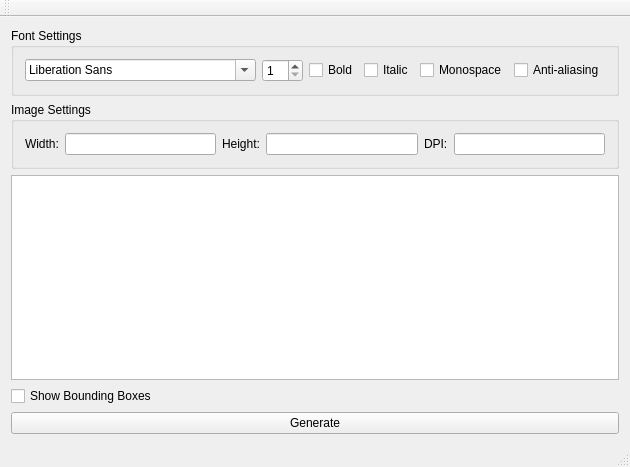
Old version of the form mainwindow.ui in the repository JinpengLI/tesseract-trainer.
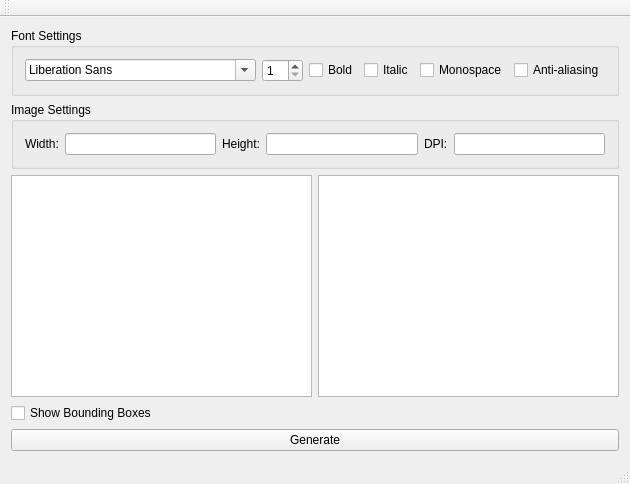
New version of the form.

What changed in the file:
```diff
--- a/mainwindow.ui
+++ b/mainwindow.ui
@@ -7,7 +7,7 @@
     <x>0</x>
     <y>0</y>
     <width>555</width>
-    <height>467</height>
+    <height>484</height>
    </rect>
   </property>
   <property name="windowTitle">
@@ -102,7 +102,14 @@
      </widget>
     </item>
     <item>
-     <widget class="QPlainTextEdit" name="plainTextEdit"/>
+     <layout class="QHBoxLayout" name="horizontalLayout_3">
+      <item>
+       <widget class="QPlainTextEdit" name="plainTextEdit"/>
+      </item>
+      <item>
+       <widget class="QPlainTextEdit" name="plainTextEdit_2"/>
+      </item>
+     </layout>
     </item>
     <item>
      <widget class="QCheckBox" name="checkBox">
```
